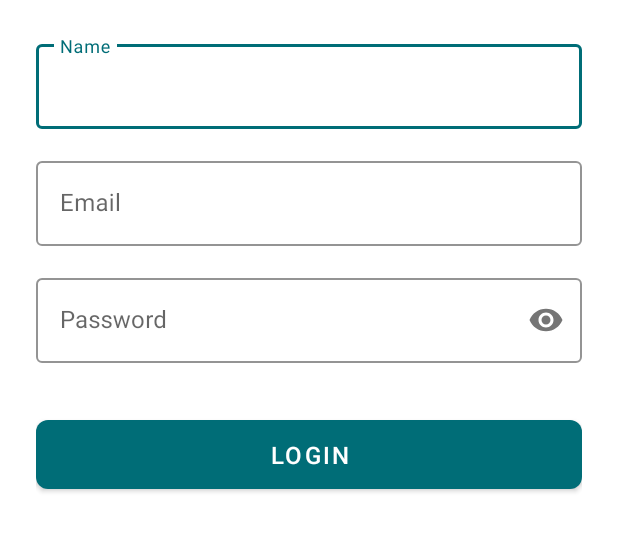
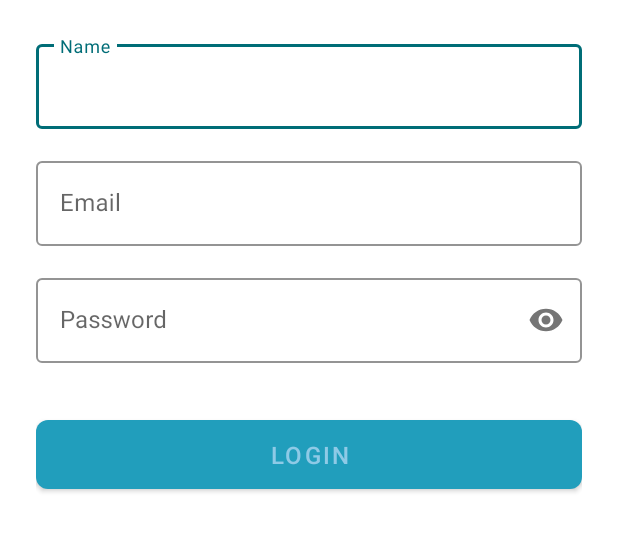
Before and after one commit to gaboLectric/NutriKnowledge, an Android app: the screen it shows after launch (LoginActivity), on a phone screen of 412 x 824 dp, the part 189-741 px from its top. Run offline under Robolectric (Android 15) with nearby library versions, the phone set to English and light mode, and no system bars.

Commit message:
Mejoras visuales

```diff
--- a/app/src/main/java/com/example/nutriknoledge/SplashActivity.java
+++ /dev/null
@@ -1,21 +0,0 @@
-package com.example.nutriknoledge;
-
-import android.content.Intent;
-import android.os.Bundle;
-import android.os.Handler;
-import androidx.appcompat.app.AppCompatActivity;
-
-public class SplashActivity extends AppCompatActivity {
-    private static final int SPLASH_DELAY = 2000; // 2 seconds
-
-    @Override
-    protected void onCreate(Bundle savedInstanceState) {
-        super.onCreate(savedInstanceState);
-        setContentView(R.layout.activity_splash);
-
-        new Handler().postDelayed(() -> {
-            startActivity(new Intent(SplashActivity.this, LoginActivity.class));
-            finish();
-        }, SPLASH_DELAY);
-    }
-}
--- a/app/src/main/res/values-night/colors.xml
+++ b/app/src/main/res/values-night/colors.xml
@@ -13,4 +13,12 @@
     <color name="on_background">#FFFFFF</color>
     <color name="on_surface">#FFFFFF</color>
     <color name="on_error">#000000</color>
+    <color name="sky_blue">#8ECAE6</color>
+    <color name="blue_green">#219EBC</color>
+    <color name="prussian_blue">#023047</color>
+    <color name="selective_yellow">#FFB703</color>
+    <color name="ut_orange">#FB8500</color>
+    <color name="highlight_bg">#373737</color>
+    <color name="highlight_green">#1B5E20</color>
+    <color name="highlight_pink">#880E4F</color>
 </resources>
--- a/app/src/main/res/values-night/themes.xml
+++ b/app/src/main/res/values-night/themes.xml
@@ -2,6 +2,29 @@
     <!-- Base application theme. -->
     <style name="Base.Theme.NutriKnowledge" parent="Theme.Material3.DayNight.NoActionBar">
         <!-- Customize your dark theme here. -->
-        <!-- <item name="colorPrimary">@color/my_dark_primary</item> -->
+        <item name="colorPrimary">@color/prussian_blue</item>
+        <item name="colorPrimaryVariant">@color/sky_blue</item>
+        <item name="colorOnPrimary">@color/sky_blue</item>
+        <item name="colorSecondary">@color/selective_yellow</item>
+        <item name="colorSecondaryVariant">@color/ut_orange</item>
+        <item name="colorOnSecondary">@color/sky_blue</item>
+        <item name="android:windowBackground">@android:color/black</item>
+        <item name="android:statusBarColor">@color/prussian_blue</item>
+        <item name="android:navigationBarColor">@color/prussian_blue</item>
+        <item name="windowActionBar">false</item>
+        <item name="windowNoTitle">true</item>
+    </style>
+    <style name="Theme.NutriKnowledge" parent="Theme.MaterialComponents.DayNight.NoActionBar">
+        <item name="colorPrimary">@color/prussian_blue</item>
+        <item name="colorPrimaryVariant">@color/sky_blue</item>
+        <item name="colorOnPrimary">@color/sky_blue</item>
+        <item name="colorSecondary">@color/selective_yellow</item>
+        <item name="colorSecondaryVariant">@color/ut_orange</item>
+        <item name="colorOnSecondary">@color/sky_blue</item>
+        <item name="android:windowBackground">@android:color/black</item>
+        <item name="android:statusBarColor">@color/prussian_blue</item>
+        <item name="android:navigationBarColor">@color/prussian_blue</item>
+        <item name="windowActionBar">false</item>
+        <item name="windowNoTitle">true</item>
     </style>
 </resources>
--- a/app/src/main/res/values/colors.xml
+++ b/app/src/main/res/values/colors.xml
@@ -14,4 +14,9 @@
     <color name="on_surface">#222222</color>
     <color name="highlight_green">#C8E6C9</color>
     <color name="highlight_pink">#F8BBD0</color>
+    <color name="sky_blue">#8ECAE6</color>
+    <color name="blue_green">#219EBC</color>
+    <color name="prussian_blue">#023047</color>
+    <color name="selective_yellow">#FFB703</color>
+    <color name="ut_orange">#FB8500</color>
 </resources>
--- a/app/src/main/res/values/themes.xml
+++ b/app/src/main/res/values/themes.xml
@@ -7,15 +7,15 @@
     </style>
 
     <style name="Theme.NutriKnowledge" parent="Theme.MaterialComponents.DayNight.NoActionBar">
-        <item name="colorPrimary">@color/primary</item>
-        <item name="colorPrimaryVariant">@color/primary_dark</item>
-        <item name="colorOnPrimary">@color/on_primary</item>
-        <item name="colorSecondary">@color/secondary</item>
-        <item name="colorSecondaryVariant">@color/secondary_dark</item>
-        <item name="colorOnSecondary">@color/on_secondary</item>
-        <item name="android:windowBackground">@color/background</item>
-        <item name="android:statusBarColor">@color/primary</item>
-        <item name="android:navigationBarColor">@color/primary_dark</item>
+        <item name="colorPrimary">@color/blue_green</item>
+        <item name="colorPrimaryVariant">@color/prussian_blue</item>
+        <item name="colorOnPrimary">@color/sky_blue</item>
+        <item name="colorSecondary">@color/selective_yellow</item>
+        <item name="colorSecondaryVariant">@color/ut_orange</item>
+        <item name="colorOnSecondary">@color/prussian_blue</item>
+        <item name="android:windowBackground">@color/sky_blue</item>
+        <item name="android:statusBarColor">@color/prussian_blue</item>
+        <item name="android:navigationBarColor">@color/prussian_blue</item>
         <item name="windowActionBar">false</item>
         <item name="windowNoTitle">true</item>
     </style>
```
Also changed, not shown: app/src/main/AndroidManifest.xml (+3 -7 lines), app/src/main/java/com/example/nutriknoledge/ContentActivity.java (+20 -31 lines), app/src/main/java/com/example/nutriknoledge/HighlightsActivity.java (+42 -15 lines), app/src/main/res/layout/highlight_item.xml (added, +34 -0 lines), 1 other file.
